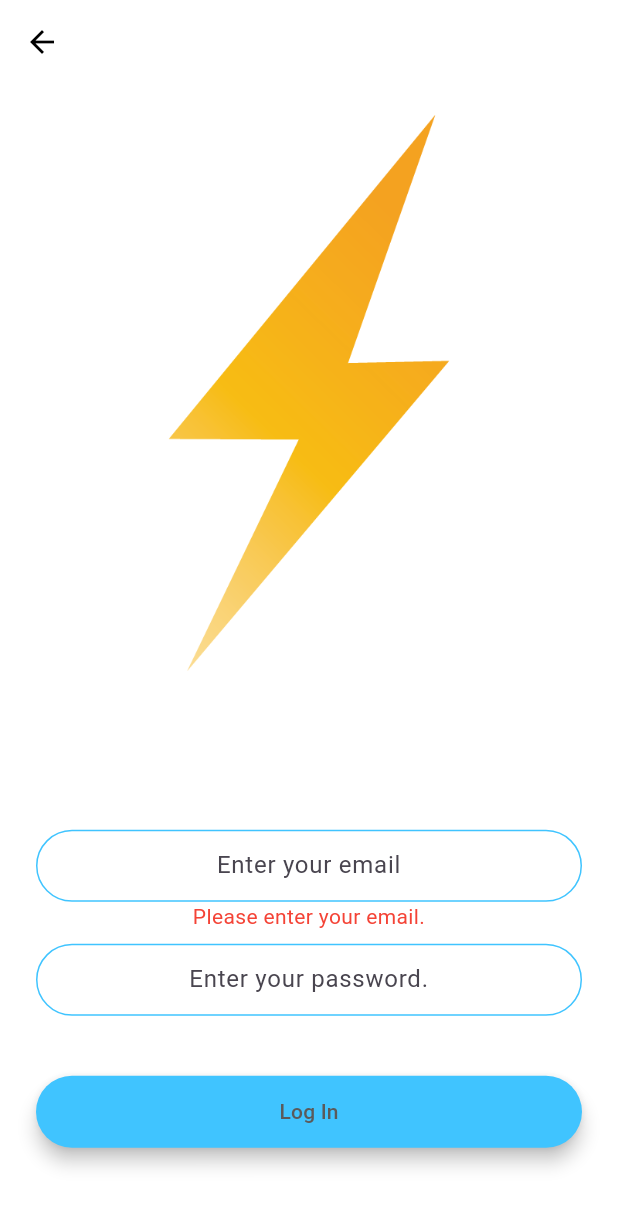
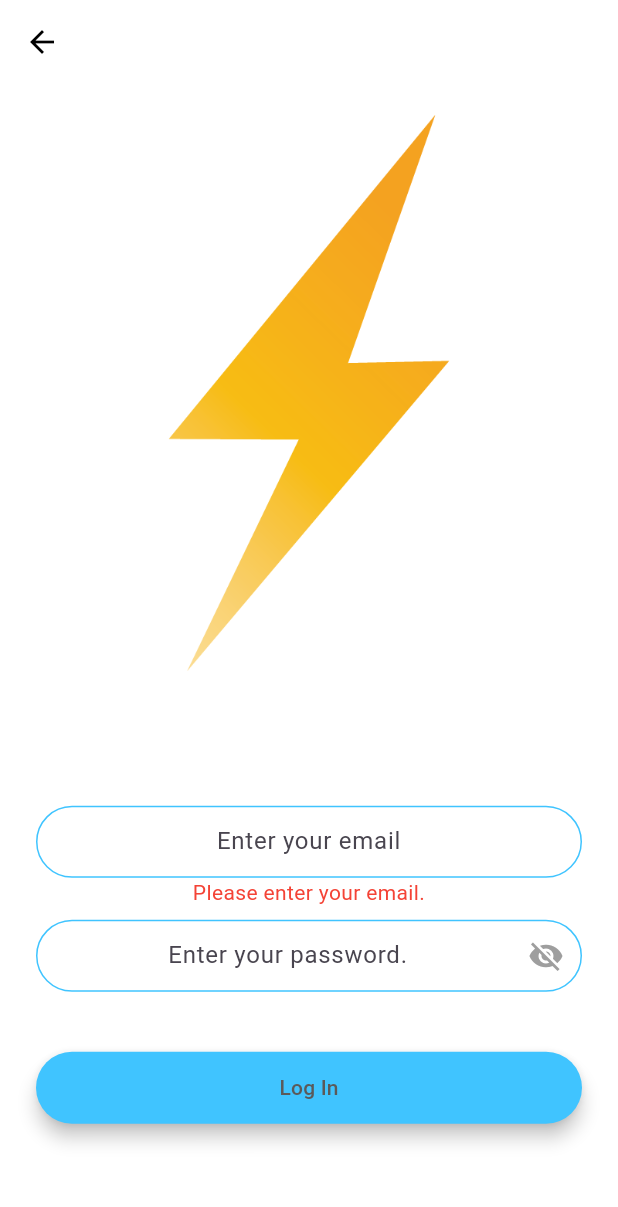
Before and after one commit to eCaleb/flash_chat, a Flutter app: the LoginScreen screen opened by its route, after a tap on "Log In", on a phone screen of 412 x 824 dp. Shown: the top 1207 px of the screen. Run offline on Flutter 3.47's test engine with Material 3 defaults, Android fonts, the phone set to English and light mode, and no system bars; drawn by our look-alikes of modal_progress_hud_nsn; our stand-ins replace animated_text_kit, cloud_firestore, firebase_auth, firebase_core; accounts and stored records are empty.

Commit message:
"Updated login and registration screens with password visibility toggle, email verification, and error handling"

```diff
--- a/lib/screens/login_screen.dart
+++ b/lib/screens/login_screen.dart
@@ -7,6 +7,7 @@ import 'package:modal_progress_hud_nsn/modal_progress_hud_nsn.dart';
 
 class LoginScreen extends StatefulWidget {
   static const String id = 'login_screen';
+
   @override
   _LoginScreenState createState() => _LoginScreenState();
 }
@@ -17,6 +18,7 @@ class _LoginScreenState extends State<LoginScreen> {
   String password = '';
   bool _loading = false;
   String emailError = '';
+  bool isPasswordVisible = false;
   String passwordError = '';
   String generalError = '';
 
@@ -25,7 +27,8 @@ class _LoginScreenState extends State<LoginScreen> {
   }
 
   bool isValidPassword(String password) {
-    return password.length >= 6 && !RegExp(r'[!@#$%^&*(),.?":{}|<>]').hasMatch(password);
+    return password.length >= 6 &&
+        !RegExp(r'[!@#$%^&*(),.?":{}|<>]').hasMatch(password);
   }
 
   @override
@@ -49,18 +52,20 @@ class _LoginScreenState extends State<LoginScreen> {
       ),
       body: ModalProgressHUD(
         inAsyncCall: _loading,
+        blur: BorderSide.strokeAlignCenter,
+        color: Colors.lightBlueAccent,
         child: SafeArea(
           child: Column(
             crossAxisAlignment: CrossAxisAlignment.stretch,
             children: <Widget>[
               Flexible(
-                flex: keyboardVisible ? 2 : 3, // Adjust space for Hero
+                flex: keyboardVisible ? 2 : 3,
                 child: Hero(
                   tag: 'logo',
                   child: Image.asset('assets/images/logo.png'),
                 ),
               ),
-              const SizedBox(height: 10.0), // Controlled spacing between image and text fields
+              const SizedBox(height: 10.0),
               Expanded(
                 flex: 2,
                 child: Padding(
@@ -90,7 +95,7 @@ class _LoginScreenState extends State<LoginScreen> {
                           ),
                         const SizedBox(height: 8.0),
                         TextField(
-                          obscureText: true,
+                          obscureText: !isPasswordVisible,
                           textAlign: TextAlign.center,
                           onChanged: (value) {
                             password = value;
@@ -98,7 +103,21 @@ class _LoginScreenState extends State<LoginScreen> {
                               passwordError = '';
                             });
                           },
-                          decoration: kLogInPasswordDecoration,
+                          decoration: kLogInPasswordDecoration.copyWith(
+                            suffixIcon: IconButton(
+                              icon: Icon(
+                                isPasswordVisible
+                                    ? Icons.visibility
+                                    : Icons.visibility_off,
+                                color: Colors.grey,
+                              ),
+                              onPressed: () {
+                                setState(() {
+                                  isPasswordVisible = !isPasswordVisible;
+                                });
+                              },
+                            ),
+                          ),
                         ),
                         if (passwordError.isNotEmpty)
                           Text(
@@ -145,7 +164,8 @@ class _LoginScreenState extends State<LoginScreen> {
 
                             if (!isValidPassword(password)) {
                               setState(() {
-                                passwordError = 'Password must be 6+ characters without special symbols.';
+                                passwordError =
+                                    'Password must be 6+ characters without special symbols.';
                               });
                               return;
                             }
@@ -155,16 +175,35 @@ class _LoginScreenState extends State<LoginScreen> {
                             });
 
                             try {
-                              final existingUser = await _auth.signInWithEmailAndPassword(
+                              final userCredential =
+                                  await _auth.signInWithEmailAndPassword(
                                 email: email,
                                 password: password,
                               );
-                              if (existingUser != null) {
-                                Navigator.pushReplacementNamed(context, ChatScreen.id);
+
+                              final user = userCredential.user;
+                              if (user != null) {
+                                if (user.emailVerified) {
+                                  // Email is verified, proceed to chat screen
+                                  Navigator.pushReplacementNamed(
+                                      context, ChatScreen.id);
+                                } else {
+                                  // Email is not verified
+                                  setState(() {
+                                    generalError =
+                                        'Email is not verified. Please verify your email.';
+                                  });
+                                }
                               }
+                            } on FirebaseAuthException catch (e) {
+                              setState(() {
+                                generalError =
+                                    e.message ?? 'An error occurred.';
+                              });
                             } catch (e) {
                               setState(() {
-                                generalError = e.toString();
+                                generalError =
+                                    'An unexpected error occurred: $e';
                               });
                             } finally {
                               setState(() {
@@ -174,6 +213,31 @@ class _LoginScreenState extends State<LoginScreen> {
                           },
                           text: 'Log In',
                         ),
+                        const SizedBox(height: 16.0),
+                        if (generalError.contains('not verified'))
+                          TextButton(
+                            onPressed: () async {
+                              try {
+                                final user = _auth.currentUser;
+                                if (user != null) {
+                                  await user.sendEmailVerification();
+                                  setState(() {
+                                    generalError =
+                                        'Verification email sent. Please check your inbox.';
+                                  });
+                                }
+                              } catch (e) {
+                                setState(() {
+                                  generalError =
+                                      'Error sending verification email: $e';
+                                });
+                              }
+                            },
+                            child: const Text(
+                              'Resend Verification Email',
+                              style: TextStyle(color: Colors.blueAccent),
+                            ),
+                          ),
                       ],
                     ),
                   ),
```
Also changed, not shown: lib/screens/registration_screen.dart (+48 -10 lines).
